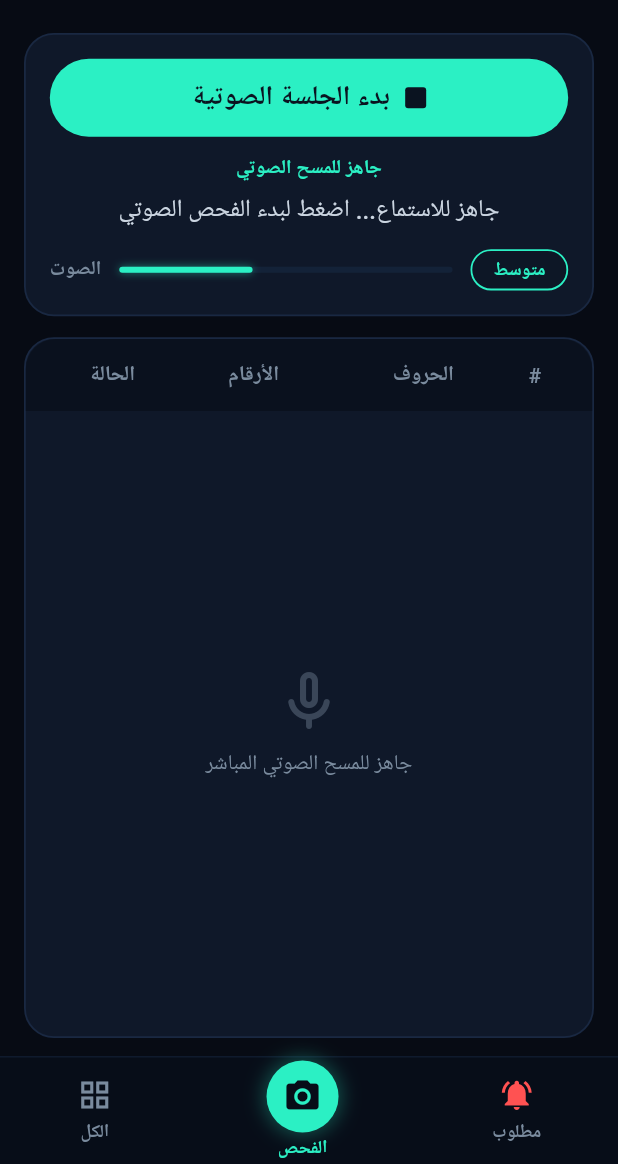
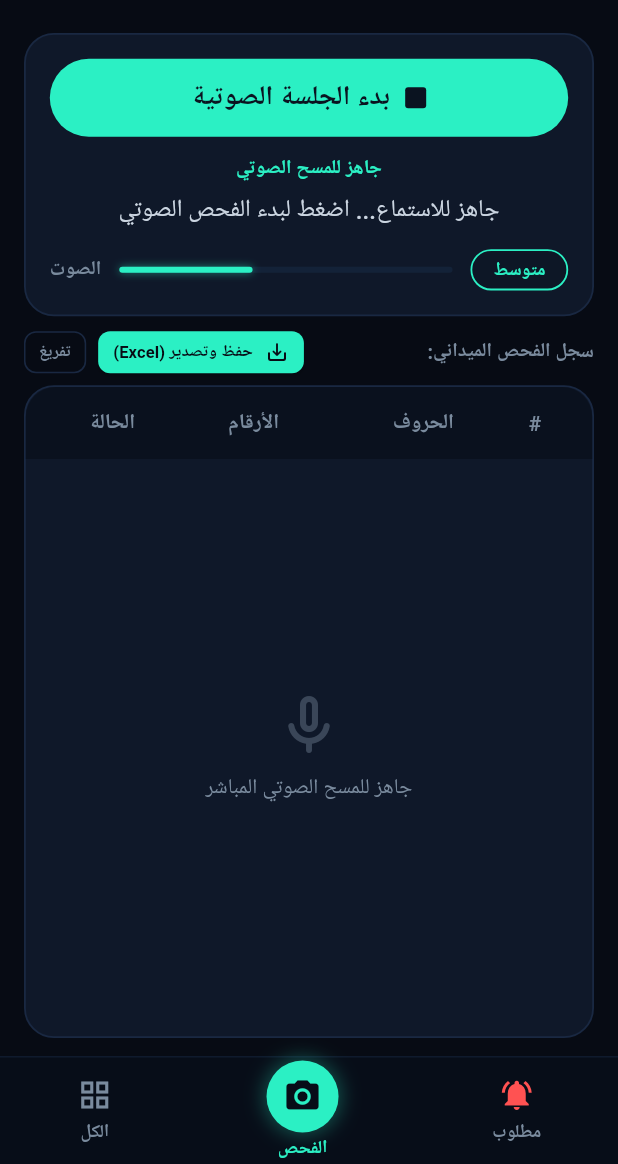
Before and after one commit to HassanY1010/boabat-alarabi, a Flutter app: the screen it shows after launch, on a phone screen of 412 x 824 dp, the part 72-1236 px from its top. Run offline on Flutter 3.47's test engine with Material 3 defaults, Android fonts, the phone set to English and light mode, and no system bars; our stand-ins replace google_fonts, permission_handler, speech_to_text; network calls fail; Roboto replaces fonts that are missing (Cairo).

Commit message:
Add Save & Export Session button in Flutter app and push to GitHub

```diff
--- a/flutter_app/lib/main.dart
+++ b/flutter_app/lib/main.dart
@@ -305,6 +305,36 @@ class _MainNavigationScreenState extends State<MainNavigationScreen> {
       ScanMainScreen(
         scans: _scans,
         onAddScan: _addScan,
+        onClearScans: () {
+          setState(() {
+            _scans.clear();
+          });
+        },
+        onSaveSession: () {
+          // Trigger Session Export Dialog / Notification
+          showDialog(
+            context: context,
+            builder: (ctx) => AlertDialog(
+              backgroundColor: const Color(0xFF0F1829),
+              shape: RoundedRectangleBorder(borderRadius: BorderRadius.circular(16)),
+              title: const Text('حفظ وتصدير الجلسة', style: TextStyle(color: Color(0xFF2BF0C4), fontWeight: FontWeight.bold)),
+              content: Text(
+                'تم حفظ جميع الفحوصات (${_scans.length} فحص) بنجاح على قاعدة البيانات السحابية.\n\nرابط التصدير:\n$kBackendBaseUrl/api/v1/export/session/$_activeSessionId',
+                style: const TextStyle(fontSize: 14),
+              ),
+              actions: [
+                ElevatedButton(
+                  style: ElevatedButton.styleFrom(
+                    backgroundColor: const Color(0xFF2BF0C4),
+                    foregroundColor: const Color(0xFF070B14),
+                  ),
+                  onPressed: () => Navigator.pop(ctx),
+                  child: const Text('تم'),
+                ),
+              ],
+            ),
+          );
+        },
         isConnected: _isConnected,
         totalWantedInDb: _totalWantedInDb,
         datasetName: _activeDatasetName,
@@ -431,6 +461,8 @@ class _MainNavigationScreenState extends State<MainNavigationScreen> {
 class ScanMainScreen extends StatefulWidget {
   final List<Map<String, dynamic>> scans;
   final Function(String) onAddScan;
+  final VoidCallback onClearScans;
+  final VoidCallback onSaveSession;
   final bool isConnected;
   final int totalWantedInDb;
   final String datasetName;
@@ -440,6 +472,8 @@ class ScanMainScreen extends StatefulWidget {
     super.key,
     required this.scans,
     required this.onAddScan,
+    required this.onClearScans,
+    required this.onSaveSession,
     required this.isConnected,
     required this.totalWantedInDb,
     required this.datasetName,
@@ -766,7 +800,54 @@ class _ScanMainScreenState extends State<ScanMainScreen> {
               ),
             ),
 
-            const SizedBox(height: 14),
+            const SizedBox(height: 10),
+
+            // --- Direct Save & Clear Action Bar in Flutter UI ---
+            Row(
+              mainAxisAlignment: MainAxisAlignment.spaceBetween,
+              children: [
+                const Text(
+                  'سجل الفحص الميداني:',
+                  style: TextStyle(fontSize: 13, fontWeight: FontWeight.bold, color: Color(0xFF7A8B9E)),
+                ),
+                Row(
+                  children: [
+                    ElevatedButton.icon(
+                      style: ElevatedButton.styleFrom(
+                        backgroundColor: const Color(0xFF2BF0C4),
+                        foregroundColor: const Color(0xFF070B14),
+                        padding: const EdgeInsets.symmetric(horizontal: 10, vertical: 6),
+                        minimumSize: Size.zero,
+                        tapTargetSize: MaterialTapTargetSize.shrinkWrap,
+                        shape: RoundedRectangleBorder(borderRadius: BorderRadius.circular(8)),
+                      ),
+                      onPressed: widget.onSaveSession,
+                      icon: const Icon(Icons.save_alt_rounded, size: 16),
+                      label: const Text('حفظ وتصدير (Excel)', style: TextStyle(fontSize: 11, fontWeight: FontWeight.bold)),
+                    ),
+                    const SizedBox(width: 8),
+                    OutlinedButton(
+                      style: OutlinedButton.styleFrom(
+                        foregroundColor: const Color(0xFF7A8B9E),
+                        side: const BorderSide(color: Color(0xFF192842)),
+                        padding: const EdgeInsets.symmetric(horizontal: 10, vertical: 6),
+                        minimumSize: Size.zero,
+                        tapTargetSize: MaterialTapTargetSize.shrinkWrap,
+                        shape: RoundedRectangleBorder(borderRadius: BorderRadius.circular(8)),
+                      ),
+                      onPressed: () {
+                        if (widget.scans.isNotEmpty) {
+                          widget.onClearScans();
+                        }
+                      },
+                      child: const Text('تفريغ', style: TextStyle(fontSize: 11, fontWeight: FontWeight.bold)),
+                    ),
+                  ],
+                ),
+              ],
+            ),
+
+            const SizedBox(height: 8),
 
             // --- Real Results Table Card with Separated Columns ---
             Expanded(
```
